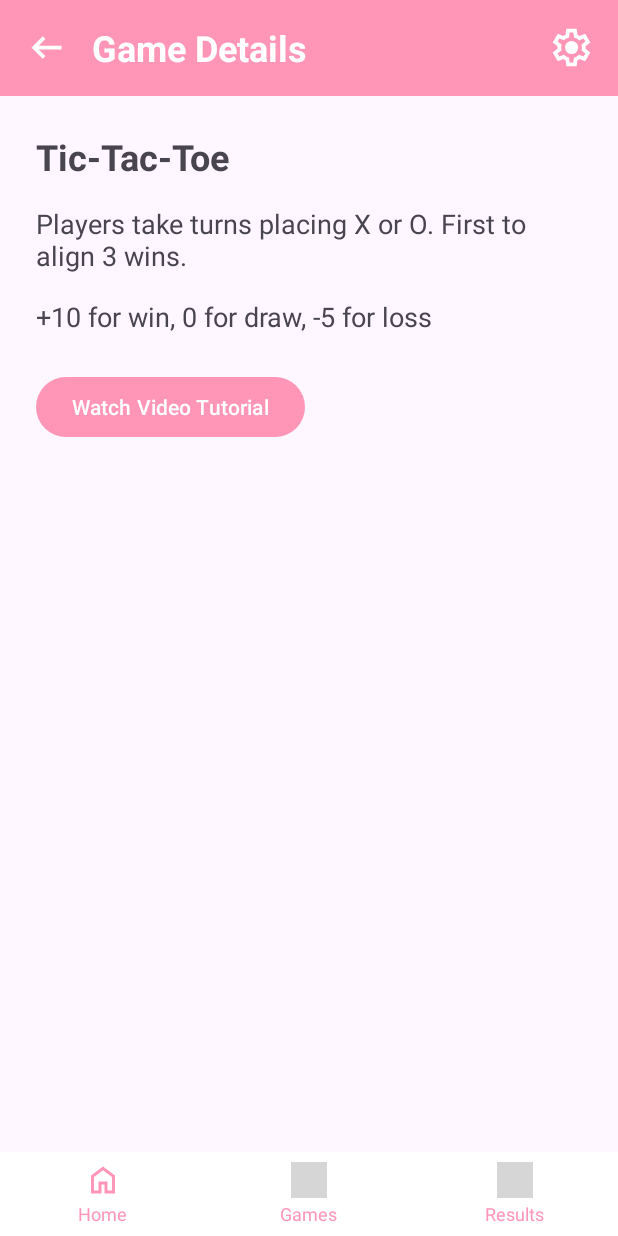
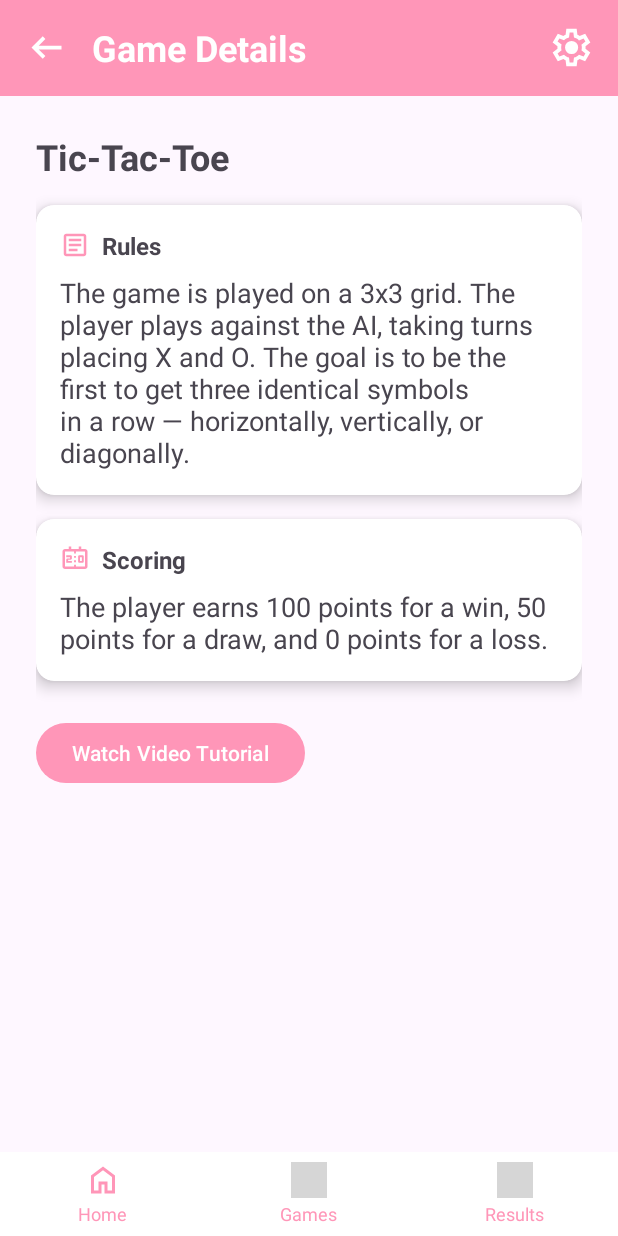
Before and after one commit to TamaraKosovac/Games-collection, an Android app: the MainMenuActivity screen opened directly, with no data from a screen before it, after a tap on "VIEW GAME DETAILS", on a phone screen of 412 x 824 dp. Run offline under Robolectric (Android 15) with nearby library versions, the phone set to English and light mode, and no system bars; grey boxes are pictures that could not be loaded.

Commit message:
Edit game details screen

```diff
--- a/Mozgalica/app/src/main/java/com/example/mozgalica/activities/GameDetailsActivity.java
+++ b/Mozgalica/app/src/main/java/com/example/mozgalica/activities/GameDetailsActivity.java
@@ -33,27 +33,30 @@ public class GameDetailsActivity extends AppCompatActivity {
 
         switch (game) {
             case "TicTacToe":
-                tvTitle.setText("Tic-Tac-Toe");
-                tvRules.setText(R.string.tictactoe_rules);
-                tvScoring.setText(R.string.tictactoe_scoring);
+                tvTitle.setText(R.string.tic_tac_toe);
+                tvRules.setText(R.string.tic_tac_toe_rules);
+                tvScoring.setText(R.string.tic_tac_toe_scoring);
                 btnWatchVideo.setOnClickListener(v -> openYoutube("https://www.youtube.com/watch?v=3qzcAMShotQ"));
                 break;
 
             case "MemoryMatch":
-                tvTitle.setText("Memory Match");
+                tvTitle.setText(R.string.memory_match);
                 tvRules.setText(R.string.memory_rules);
                 tvScoring.setText(R.string.memory_scoring);
                 btnWatchVideo.setOnClickListener(v -> openYoutube("https://www.youtube.com/watch?v=oFfYmrGeTPs"));
                 break;
 
             case "Sudoku":
-                tvTitle.setText("Sudoku");
+                tvTitle.setText(R.string.sudoku);
                 tvRules.setText(R.string.sudoku_rules);
                 tvScoring.setText(R.string.sudoku_scoring);
                 btnWatchVideo.setOnClickListener(v -> openYoutube("https://www.youtube.com/watch?v=8zRXDsGydeQ"));
                 break;
         }
         findViewById(R.id.btnBack).setOnClickListener(v -> finish());
+
+        findViewById(R.id.btnSettingsIcon).setOnClickListener(v ->
+                startActivity(new Intent(this, SettingsActivity.class)));
 
         findViewById(R.id.navHome).setOnClickListener(v ->
                 startActivity(new Intent(this, HomeActivity.class)));
--- /dev/null
+++ b/Mozgalica/app/src/main/res/drawable/ic_rules.xml
@@ -0,0 +1,9 @@
+<vector xmlns:android="http://schemas.android.com/apk/res/android"
+    android:width="24dp"
+    android:height="24dp"
+    android:viewportWidth="960"
+    android:viewportHeight="960">
+  <path
+      android:pathData="M280,680h280v-80L280,600v80ZM280,520h400v-80L280,440v80ZM280,360h400v-80L280,280v80ZM200,840q-33,0 -56.5,-23.5T120,760v-560q0,-33 23.5,-56.5T200,120h560q33,0 56.5,23.5T840,200v560q0,33 -23.5,56.5T760,840L200,840ZM200,760h560v-560L200,200v560ZM200,200v560,-560Z"
+      android:fillColor="#e3e3e3"/>
+</vector>
--- /dev/null
+++ b/Mozgalica/app/src/main/res/drawable/ic_score.xml
@@ -0,0 +1,9 @@
+<vector xmlns:android="http://schemas.android.com/apk/res/android"
+    android:width="24dp"
+    android:height="24dp"
+    android:viewportWidth="960"
+    android:viewportHeight="960">
+  <path
+      android:pathData="M620,600q-17,0 -28.5,-11.5T580,560v-160q0,-17 11.5,-28.5T620,360h100q17,0 28.5,11.5T760,400v160q0,17 -11.5,28.5T720,600L620,600ZM640,540h60v-120h-60v120ZM200,600v-100q0,-17 11.5,-28.5T240,460h80v-40L200,420v-60h140q17,0 28.5,11.5T380,400v60q0,17 -11.5,28.5T340,500h-80v40h120v60L200,600ZM450,440v-60h60v60h-60ZM450,580v-60h60v60h-60ZM160,800q-33,0 -56.5,-23.5T80,720v-480q0,-33 23.5,-56.5T160,160h120v-80h80v80h240v-80h80v80h120q33,0 56.5,23.5T880,240v480q0,33 -23.5,56.5T800,800L160,800ZM160,720h290v-60h60v60h290v-480L510,240v60h-60v-60L160,240v480ZM160,720v-480,480Z"
+      android:fillColor="#e3e3e3"/>
+</vector>
--- a/Mozgalica/app/src/main/res/layout/activity_game_details.xml
+++ b/Mozgalica/app/src/main/res/layout/activity_game_details.xml
@@ -1,6 +1,7 @@
 <RelativeLayout xmlns:android="http://schemas.android.com/apk/res/android"
     android:layout_width="match_parent"
-    android:layout_height="match_parent">
+    android:layout_height="match_parent"
+    xmlns:app="http://schemas.android.com/apk/res-auto">
 
     <RelativeLayout
         android:id="@+id/topNavBar"
@@ -67,32 +68,105 @@
                 android:textSize="@dimen/title_text_size"
                 android:textStyle="bold"
                 android:layout_marginBottom="@dimen/margin_medium"
-                android:text="Game Title"
+                android:text="@string/game"
                 android:layout_width="wrap_content"
                 android:layout_height="wrap_content" />
+
+            <androidx.cardview.widget.CardView
+                android:layout_width="match_parent"
+                android:layout_height="wrap_content"
+                android:layout_marginBottom="@dimen/margin_medium"
+                app:cardCornerRadius="@dimen/input_spacing_vertical"
+                app:cardElevation="@dimen/nav_padding_vertical">
+
+                <LinearLayout
+                    android:orientation="vertical"
+                    android:padding="@dimen/margin_medium"
+                    android:layout_width="match_parent"
+                    android:layout_height="wrap_content">
+
+                    <LinearLayout
+                        android:orientation="horizontal"
+                        android:layout_width="wrap_content"
+                        android:layout_height="wrap_content"
+                        android:layout_marginBottom="@dimen/game_button_details_margin"
+                        android:gravity="center_vertical">
+
+                        <ImageView
+                            android:layout_width="@dimen/icon_on_card_size"
+                            android:layout_height="@dimen/icon_on_card_size"
+                            android:src="@drawable/ic_rules"
+                            app:tint="@color/colorPrimary"
+                            android:layout_marginEnd="@dimen/game_button_details_margin"
+                            android:contentDescription="@string/rules" />
+
+                        <TextView
+                            android:text="@string/rules"
+                            android:textStyle="bold"
+                            android:textSize="@dimen/details_card"
+                            android:layout_width="wrap_content"
+                            android:layout_height="wrap_content" />
+                    </LinearLayout>
 
                     <TextView
                         android:id="@+id/tvRules"
                         android:textSize="@dimen/text_welcome_size"
-                android:layout_marginBottom="@dimen/margin_medium"
-                android:text="Rules..."
                         android:layout_width="wrap_content"
                         android:layout_height="wrap_content" />
+                </LinearLayout>
+            </androidx.cardview.widget.CardView>
+
+            <androidx.cardview.widget.CardView
+                android:layout_width="match_parent"
+                android:layout_height="wrap_content"
+                android:layout_marginBottom="@dimen/margin_large"
+                app:cardCornerRadius="@dimen/input_spacing_vertical"
+                app:cardElevation="@dimen/nav_padding_vertical">
+
+                <LinearLayout
+                    android:orientation="vertical"
+                    android:padding="@dimen/margin_medium"
+                    android:layout_width="match_parent"
+                    android:layout_height="wrap_content">
+
+                    <LinearLayout
+                        android:orientation="horizontal"
+                        android:layout_width="wrap_content"
+                        android:layout_height="wrap_content"
+                        android:layout_marginBottom="@dimen/game_button_details_margin"
+                        android:gravity="center_vertical">
+
+                        <ImageView
+                            android:layout_width="@dimen/icon_on_card_size"
+                            android:layout_height="@dimen/icon_on_card_size"
+                            android:src="@drawable/ic_score"
+                            app:tint="@color/colorPrimary"
+                            android:layout_marginEnd="@dimen/game_button_details_margin"
+                            android:contentDescription="@string/scoring" />
+
+                        <TextView
+                            android:text="@string/scoring"
+                            android:textStyle="bold"
+                            android:textSize="@dimen/details_card"
+                            android:layout_width="wrap_content"
+                            android:layout_height="wrap_content" />
+                    </LinearLayout>
 
                     <TextView
                         android:id="@+id/tvScoring"
                         android:textSize="@dimen/text_welcome_size"
-                android:layout_marginBottom="@dimen/margin_large"
-                android:text="Scoring..."
                         android:layout_width="wrap_content"
                         android:layout_height="wrap_content" />
+                </LinearLayout>
+            </androidx.cardview.widget.CardView>
 
             <Button
                 android:id="@+id/btnWatchVideo"
                 android:text="@string/watch_video"
                 android:layout_width="wrap_content"
-                android:layout_height="wrap_content"/>
+                android:layout_height="wrap_content" />
         </LinearLayout>
+
     </ScrollView>
 
     <View
@@ -115,7 +189,7 @@
 
         <LinearLayout
             android:id="@+id/navHome"
-            android:layout_width="0dp"
+            android:layout_width="@dimen/zero_width"
             android:layout_height="wrap_content"
             android:layout_weight="1"
             android:orientation="vertical"
--- a/Mozgalica/app/src/main/res/values/dimens.xml
+++ b/Mozgalica/app/src/main/res/values/dimens.xml
@@ -25,4 +25,6 @@
     <dimen name="tic_tac_toe_cell_size">100dp</dimen>
     <dimen name="gravity">36sp</dimen>
     <dimen name="zero_width">0dp</dimen>
+    <dimen name="details_card">16sp</dimen>
+    <dimen name="icon_on_card_size">20dp</dimen>
 </resources>
--- a/Mozgalica/app/src/main/res/values/strings.xml
+++ b/Mozgalica/app/src/main/res/values/strings.xml
@@ -37,21 +37,18 @@
     <string name="logout_success">Logout successful!</string>
     <string name="view_details">View Game Details</string>
     <string name="game_details">Game Details</string>
-
-    <string name="tictactoe_rules">Players take turns placing X or O. First to align 3 wins.</string>
-    <string name="tictactoe_scoring">+10 for win, 0 for draw, -5 for loss</string>
-
-    <string name="memory_rules">Find matching pairs among shuffled cards.</string>
-    <string name="memory_scoring">+5 per match, -2 per failed try</string>
-
-    <string name="sudoku_rules">Fill the grid so each row, column, and block has digits 1-9.</string>
-    <string name="sudoku_scoring">Time-based scoring: faster = more points</string>
-
+    <string name="rules">Rules</string>
+    <string name="scoring">Scoring</string>
+    <string name="tic_tac_toe_rules">The game is played on a 3x3 grid. The player plays against the AI, taking turns placing X and O. The goal is to be the first to get three identical symbols in a row — horizontally, vertically, or diagonally.</string>
+    <string name="tic_tac_toe_scoring">The player earns 100 points for a win, 50 points for a draw, and 0 points for a loss.</string>
+    <string name="memory_rules">A 4x4 grid contains 8 pairs of hidden cards. The player flips two cards at a time — if they match, they remain revealed. The goal is to find all pairs in as few moves as possible.</string>
+    <string name="memory_scoring">The player earns 100 points for finding all pairs in 16 to 20 moves, 80 points for 21 to 25 moves, 60 points for 26 to 30 moves, and 40 points if more than 30 moves are needed.</string>
+    <string name="sudoku_rules">The player must fill a 9x9 grid so that each row, column, and each 3x3 square contains the numbers from 1 to 9 — with no repetitions.</string>
+    <string name="sudoku_scoring">The player earns 100 points for solving the Sudoku in under 5 minutes, 80 points for a time between 5 and 10 minutes, 60 points for solving it in 10 to 15 minutes, and 40 points for more than 15 minutes. If the Sudoku is not solved or contains errors, the player receives no points.</string>
     <string name="watch_video">Watch Video Tutorial</string>
     <string name="card">Card</string>
     <string name="time">Time</string>
     <string name="score">Score</string>
     <string name="search">Search</string>
     <string name="reset">Reset</string>
-
 </resources>
```
Also changed, not shown: 1 other file. Lines whose indentation alone changed are shown as unchanged.
